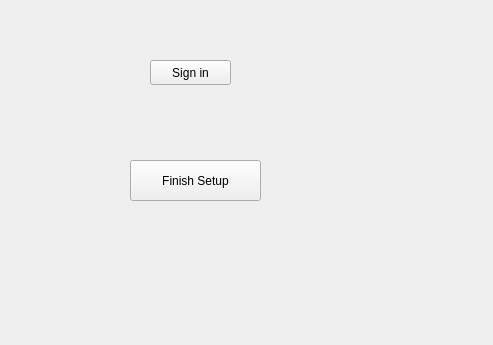
Above: Google-Drive-Client/setup.ui from HishamLB/Encrypted-GDrive-Client before the change. Below: the same form after it.
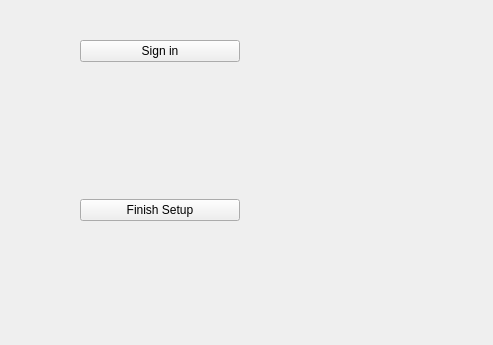
That is the form after the change.

Patch:
```diff
--- a/Google-Drive-Client/setup.ui
+++ b/Google-Drive-Client/setup.ui
@@ -13,31 +13,50 @@
   <property name="windowTitle">
    <string>Setup</string>
   </property>
+  <widget class="QWidget" name="verticalLayoutWidget">
+   <property name="geometry">
+    <rect>
+     <x>80</x>
+     <y>40</y>
+     <width>160</width>
+     <height>181</height>
+    </rect>
+   </property>
+   <layout class="QVBoxLayout" name="verticalLayout">
+    <item>
    <widget class="QPushButton" name="signin_button">
-    <property name="geometry">
-     <rect>
-      <x>150</x>
-      <y>60</y>
-      <width>81</width>
-      <height>25</height>
-     </rect>
+      <property name="sizePolicy">
+       <sizepolicy hsizetype="Preferred" vsizetype="Fixed">
+        <horstretch>0</horstretch>
+        <verstretch>0</verstretch>
+       </sizepolicy>
     </property>
     <property name="text">
      <string>Sign in</string>
     </property>
    </widget>
+    </item>
+    <item>
+     <spacer name="verticalSpacer">
+      <property name="orientation">
+       <enum>Qt::Orientation::Vertical</enum>
+      </property>
+      <property name="sizeHint" stdset="0">
+       <size>
+        <width>20</width>
+        <height>40</height>
+       </size>
+      </property>
+     </spacer>
+    </item>
+    <item>
    <widget class="QPushButton" name="finish_setup_button">
-    <property name="geometry">
-     <rect>
-      <x>130</x>
-      <y>160</y>
-      <width>131</width>
-      <height>41</height>
-     </rect>
-    </property>
     <property name="text">
      <string>Finish Setup</string>
     </property>
+     </widget>
+    </item>
+   </layout>
    </widget>
   </widget>
  <resources/>
```
Lines whose indentation alone changed are shown as unchanged.
